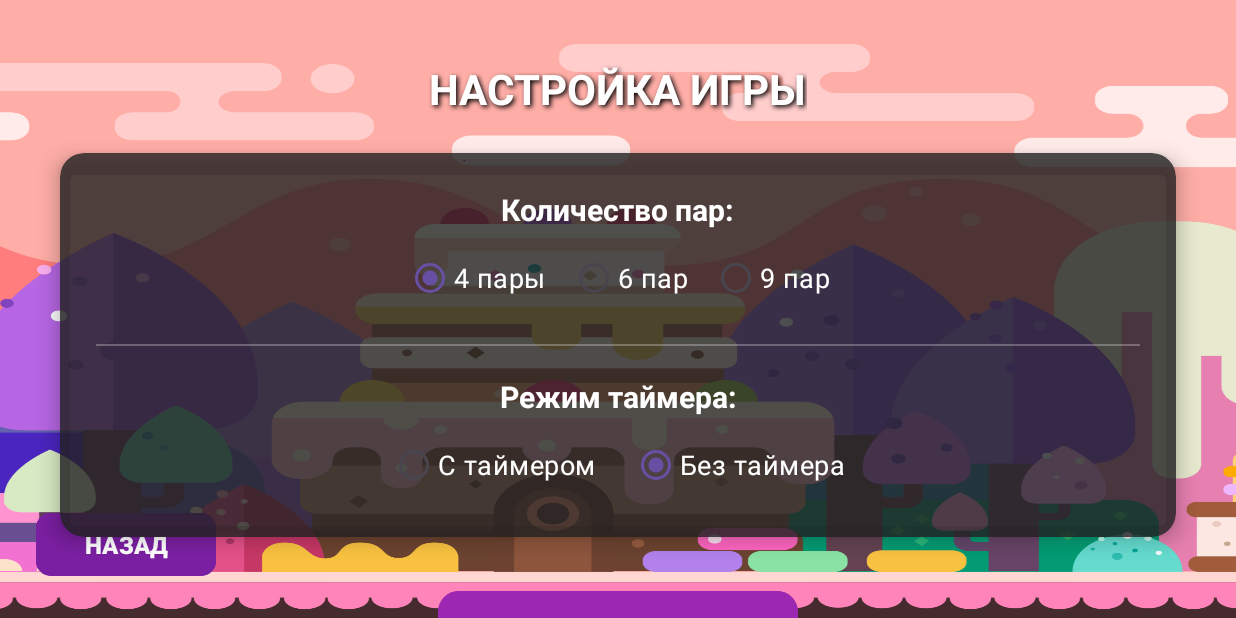
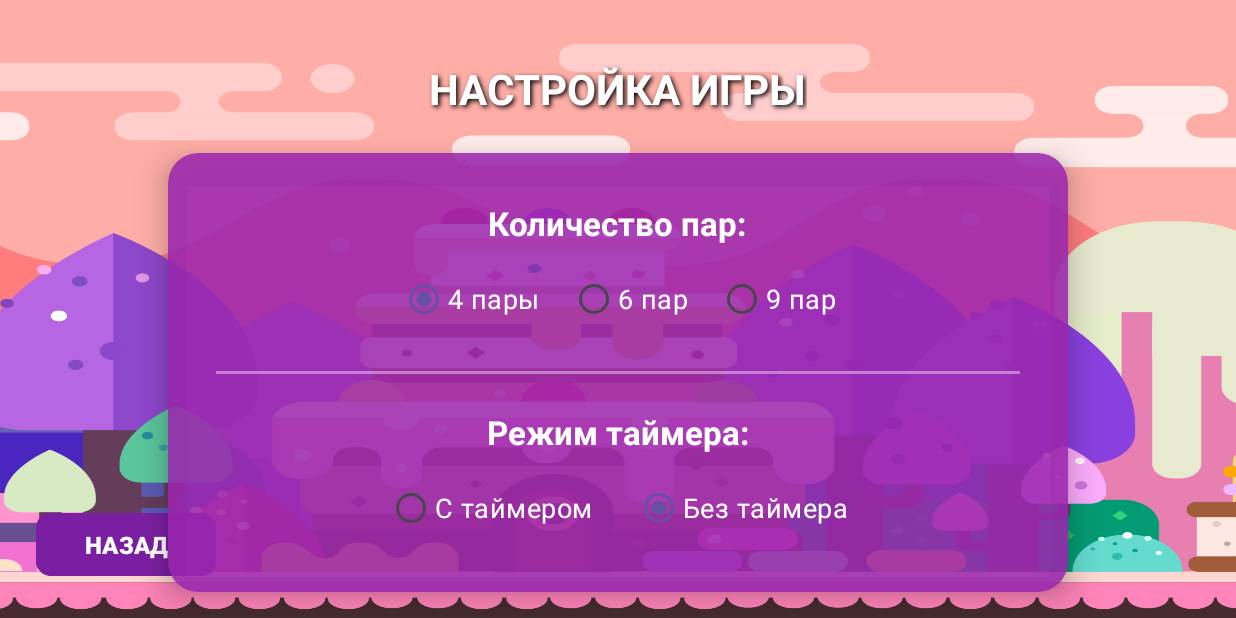
Before and after one commit to BeloeColeno/MemoryGame, an Android app: the CoopSetupActivity screen opened directly, with no data from a screen before it, on a phone screen of 824 x 412 dp (held sideways). Run offline under Robolectric (Android 15) with nearby library versions, the phone set to English and light mode, and no system bars.

Commit message:
Redesign coop setup UI and reduce top reserved space
UI improvements:
- Change panel color to purple (#DD9C27B0) to match menu theme
- Reduce panel width to 600dp (more compact and elegant)
- Change radio button tint to white (#FFFFFF)
- Increase padding and margins for better spacing
- Increase text sizes (22sp for headers, 18sp for options)
- Thicker separator line (2dp instead of 1dp)
- Increase corner radius to 20dp and elevation to 12dp

Layout fixes:
- Reduce topReserved from 72dp to 64dp
- This gives more space for cards in cooperative mode
- Should reduce gaps and eliminate scroll bounce

Result: Beautiful purple-themed settings panel + better card layout!

```diff
--- a/app/src/main/java/com/petrov/memory/ui/game/CoopGameActivity.kt
+++ b/app/src/main/java/com/petrov/memory/ui/game/CoopGameActivity.kt
@@ -90,11 +90,11 @@ class CoopGameActivity : AppCompatActivity() {
         // Учитываем только margin RecyclerView из layout (8dp * 2 = 16dp)
         val layoutMargin = (density * 16).toInt()
 
-        // Резервируем место для верхней панели (~64dp высоты панели + 8dp margin сверху)
-        val topReserved = (density * 72).toInt()
+        // Резервируем место для верхней компактной панели (меньше чем раньше)
+        val topReserved = (density * 64).toInt()  // Уменьшено с 72dp до 64dp
 
-        // Зазор между карточками - минимальный, так как отступы теперь в item_card.xml
-        val minGap = (density * 2).toInt()  // Уменьшено с 8dp до 2dp (как в одиночной игре)
+        // Минимальный зазор между карточками (отступы идут из padding в item_card.xml)
+        val minGap = (density * 2).toInt()
 
         // Доступное пространство = экран - отступы layout - резерв сверху
         val availableWidth = screenWidth - layoutMargin
--- a/app/src/main/res/layout/activity_coop_setup.xml
+++ b/app/src/main/res/layout/activity_coop_setup.xml
@@ -24,17 +24,15 @@
         app:layout_constraintStart_toStartOf="parent"
         app:layout_constraintTop_toTopOf="parent" />
 
-    <!-- Полупрозрачная панель для настроек -->
+    <!-- Полупрозрачная фиолетовая панель для настроек -->
     <androidx.cardview.widget.CardView
         android:id="@+id/settingsPanel"
-        android:layout_width="0dp"
+        android:layout_width="600dp"
         android:layout_height="wrap_content"
-        android:layout_marginStart="40dp"
-        android:layout_marginEnd="40dp"
         android:layout_marginTop="24dp"
-        app:cardBackgroundColor="#CC222222"
-        app:cardCornerRadius="16dp"
-        app:cardElevation="8dp"
+        app:cardBackgroundColor="#DD9C27B0"
+        app:cardCornerRadius="20dp"
+        app:cardElevation="12dp"
         app:layout_constraintEnd_toEndOf="parent"
         app:layout_constraintStart_toStartOf="parent"
         app:layout_constraintTop_toBottomOf="@id/tvTitle">
@@ -43,7 +41,7 @@
             android:layout_width="match_parent"
             android:layout_height="wrap_content"
             android:orientation="vertical"
-            android:padding="24dp">
+            android:padding="32dp">
 
             <!-- Выбор количества пар -->
             <TextView
@@ -52,7 +50,7 @@
                 android:layout_height="wrap_content"
                 android:text="Количество пар:"
                 android:textColor="#FFFFFF"
-                android:textSize="20sp"
+                android:textSize="22sp"
                 android:textStyle="bold"
                 android:layout_gravity="center_horizontal" />
 
@@ -60,7 +58,7 @@
                 android:id="@+id/rgPairs"
                 android:layout_width="wrap_content"
                 android:layout_height="wrap_content"
-                android:layout_marginTop="8dp"
+                android:layout_marginTop="12dp"
                 android:orientation="horizontal"
                 android:layout_gravity="center_horizontal">
 
@@ -68,22 +66,22 @@
                     android:id="@+id/rbPairs4"
                     android:layout_width="wrap_content"
                     android:layout_height="wrap_content"
-                    android:layout_marginEnd="16dp"
+                    android:layout_marginEnd="20dp"
                     android:text="4 пары"
                     android:textColor="#FFFFFF"
                     android:textSize="18sp"
                     android:checked="true"
-                    android:buttonTint="#9C27B0" />
+                    android:buttonTint="#FFFFFF" />
 
                 <RadioButton
                     android:id="@+id/rbPairs6"
                     android:layout_width="wrap_content"
                     android:layout_height="wrap_content"
-                    android:layout_marginEnd="16dp"
+                    android:layout_marginEnd="20dp"
                     android:text="6 пар"
                     android:textColor="#FFFFFF"
                     android:textSize="18sp"
-                    android:buttonTint="#9C27B0" />
+                    android:buttonTint="#FFFFFF" />
 
                 <RadioButton
                     android:id="@+id/rbPairs9"
@@ -92,16 +90,16 @@
                     android:text="9 пар"
                     android:textColor="#FFFFFF"
                     android:textSize="18sp"
-                    android:buttonTint="#9C27B0" />
+                    android:buttonTint="#FFFFFF" />
             </RadioGroup>
 
             <!-- Разделитель -->
             <View
                 android:layout_width="match_parent"
-                android:layout_height="1dp"
-                android:layout_marginTop="20dp"
-                android:layout_marginBottom="20dp"
-                android:background="#44FFFFFF" />
+                android:layout_height="2dp"
+                android:layout_marginTop="24dp"
+                android:layout_marginBottom="24dp"
+                android:background="#66FFFFFF" />
 
             <!-- Выбор режима таймера -->
             <TextView
@@ -110,7 +108,7 @@
                 android:layout_height="wrap_content"
                 android:text="Режим таймера:"
                 android:textColor="#FFFFFF"
-                android:textSize="20sp"
+                android:textSize="22sp"
                 android:textStyle="bold"
                 android:layout_gravity="center_horizontal" />
 
@@ -118,7 +116,7 @@
                 android:id="@+id/rgTimerMode"
                 android:layout_width="wrap_content"
                 android:layout_height="wrap_content"
-                android:layout_marginTop="8dp"
+                android:layout_marginTop="12dp"
                 android:orientation="horizontal"
                 android:layout_gravity="center_horizontal">
 
@@ -126,11 +124,11 @@
                     android:id="@+id/rbWithTimer"
                     android:layout_width="wrap_content"
                     android:layout_height="wrap_content"
-                    android:layout_marginEnd="24dp"
+                    android:layout_marginEnd="28dp"
                     android:text="С таймером"
                     android:textColor="#FFFFFF"
                     android:textSize="18sp"
-                    android:buttonTint="#9C27B0" />
+                    android:buttonTint="#FFFFFF" />
 
                 <RadioButton
                     android:id="@+id/rbWithoutTimer"
@@ -140,7 +138,7 @@
                     android:textColor="#FFFFFF"
                     android:textSize="18sp"
                     android:checked="true"
-                    android:buttonTint="#9C27B0" />
+                    android:buttonTint="#FFFFFF" />
             </RadioGroup>
 
             <!-- Выбор лимита времени (видим только если включен таймер) -->
@@ -148,10 +146,10 @@
                 android:id="@+id/tvTimerLimitLabel"
                 android:layout_width="wrap_content"
                 android:layout_height="wrap_content"
-                android:layout_marginTop="20dp"
+                android:layout_marginTop="24dp"
                 android:text="Лимит времени:"
                 android:textColor="#FFFFFF"
-                android:textSize="20sp"
+                android:textSize="22sp"
                 android:textStyle="bold"
                 android:visibility="gone"
                 android:layout_gravity="center_horizontal" />
@@ -160,7 +158,7 @@
                 android:id="@+id/rgTimerLimit"
                 android:layout_width="wrap_content"
                 android:layout_height="wrap_content"
-                android:layout_marginTop="8dp"
+                android:layout_marginTop="12dp"
                 android:orientation="horizontal"
                 android:visibility="gone"
                 android:layout_gravity="center_horizontal">
@@ -169,22 +167,22 @@
                     android:id="@+id/rbLimit60"
                     android:layout_width="wrap_content"
                     android:layout_height="wrap_content"
-                    android:layout_marginEnd="16dp"
+                    android:layout_marginEnd="20dp"
                     android:text="60 сек"
                     android:textColor="#FFFFFF"
                     android:textSize="18sp"
                     android:checked="true"
-                    android:buttonTint="#9C27B0" />
+                    android:buttonTint="#FFFFFF" />
 
                 <RadioButton
                     android:id="@+id/rbLimit90"
                     android:layout_width="wrap_content"
                     android:layout_height="wrap_content"
-                    android:layout_marginEnd="16dp"
+                    android:layout_marginEnd="20dp"
                     android:text="90 сек"
                     android:textColor="#FFFFFF"
                     android:textSize="18sp"
-                    android:buttonTint="#9C27B0" />
+                    android:buttonTint="#FFFFFF" />
 
                 <RadioButton
                     android:id="@+id/rbLimit120"
@@ -193,7 +191,7 @@
                     android:text="120 сек"
                     android:textColor="#FFFFFF"
                     android:textSize="18sp"
-                    android:buttonTint="#9C27B0" />
+                    android:buttonTint="#FFFFFF" />
             </RadioGroup>
 
         </LinearLayout>
```
